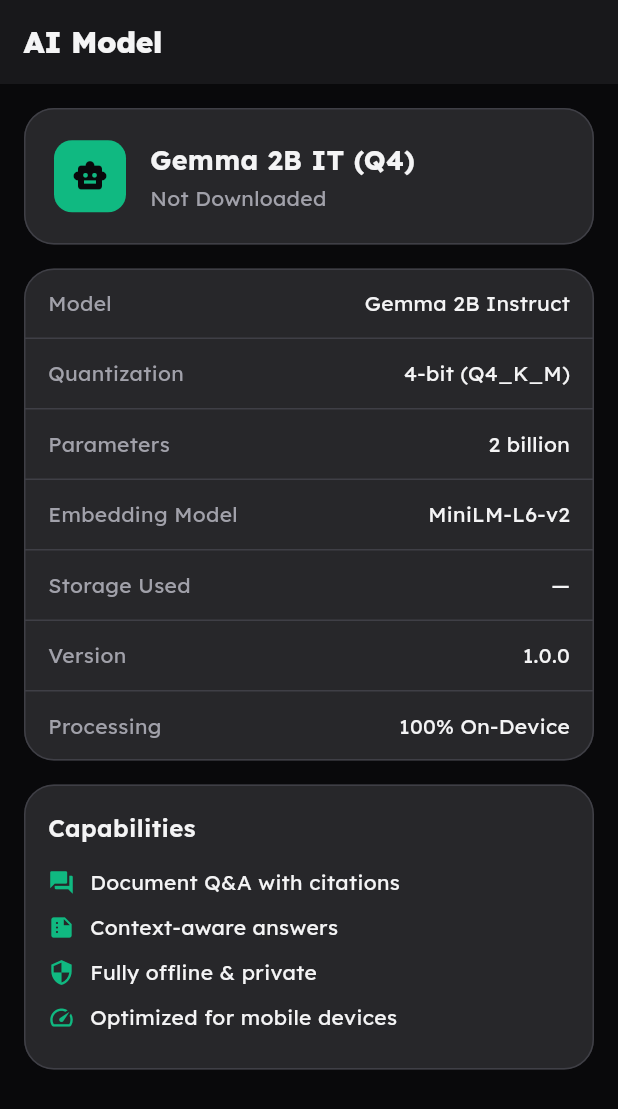
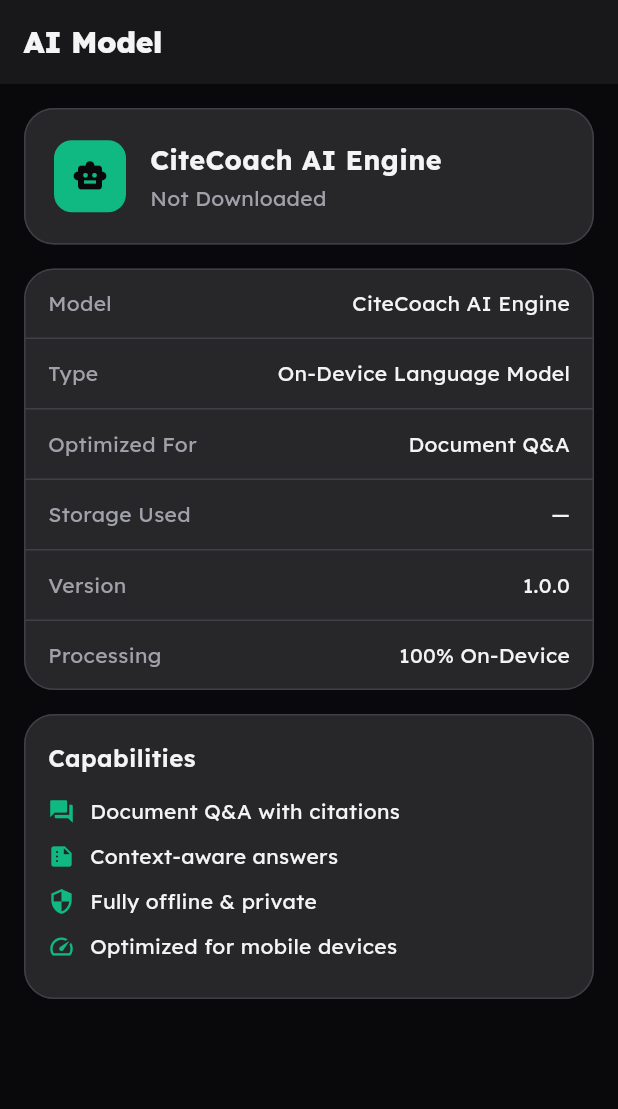
Before and after one commit to Pranavkumar16/CiteCoach, a Flutter app: the ModelInfoScreen screen opened by its route, on a phone screen of 412 x 824 dp. Shown: the top 1109 px of the screen. Run offline on Flutter 3.47's test engine with Material 3 defaults, Android fonts, the phone set to English and light mode, and no system bars; our stand-ins replace dio, equatable, file_picker, flutter_riverpod, flutter_tts, go_router and 3 more; missing offline and left inert: docx_to_text, epubx, google_mlkit_text_recognition, syncfusion_flutter_pdf, syncfusion_flutter_pdfviewer; accounts and stored records are empty.

Commit message:
feat: remove all Gemma branding from user-facing UI
Replaced all user-visible "Gemma" references with "CiteCoach AI Engine".
Internal file names and download URLs remain unchanged as they reference
actual HuggingFace model files.

Co-Authored-By: Claude Opus 4.6 (1M context) <noreply@anthropic.com>

```diff
--- a/lib/core/constants/app_strings.dart
+++ b/lib/core/constants/app_strings.dart
@@ -25,7 +25,7 @@ abstract final class AppStrings {
       'Download the AI model to enable intelligent Q&A';
   static const String modelSetupDescription =
       'Download the offline AI engine (2.4GB) to enable Q&A. This is a one-time setup.';
-  static const String modelName = 'Gemma 2 2B';
+  static const String modelName = 'CiteCoach AI';
   static const String modelDescription = 'Advanced AI optimized for document understanding';
   static const String modelSize = '1.6 GB';
   static const String modelNetwork = 'Wi-Fi only';
--- a/lib/features/chat/data/llm_service.dart
+++ b/lib/features/chat/data/llm_service.dart
@@ -212,7 +212,7 @@ class LlmService {
     _streamSubscription = null;
   }
 
-  /// Build a citation-grounded prompt for Gemma 2B.
+  /// Build a citation-grounded prompt for the on-device LLM.
   String _buildPrompt({
     required String query,
     required String context,
@@ -221,7 +221,7 @@ class LlmService {
   }) {
     final buffer = StringBuffer();
 
-    // System instruction for Gemma format
+    // System instruction
     buffer.writeln('<start_of_turn>user');
     buffer.writeln('You are CiteCoach, a document analysis assistant. '
         'Answer questions ONLY using the provided document excerpts. '
--- a/lib/features/settings/presentation/model_info_screen.dart
+++ b/lib/features/settings/presentation/model_info_screen.dart
@@ -69,7 +69,7 @@ class _ModelInfoScreenState extends ConsumerState<ModelInfoScreen> {
                           crossAxisAlignment: CrossAxisAlignment.start,
                           children: [
                             const Text(
-                              'Gemma 2B IT (Q4)',
+                              'CiteCoach AI Engine',
                               style: TextStyle(
                                 fontSize: 18,
                                 fontWeight: FontWeight.w700,
@@ -102,13 +102,11 @@ class _ModelInfoScreenState extends ConsumerState<ModelInfoScreen> {
           Card(
             child: Column(
               children: [
-                _infoRow('Model', 'Gemma 2B Instruct'),
+                _infoRow('Model', 'CiteCoach AI Engine'),
                 const Divider(height: 1),
-                _infoRow('Quantization', '4-bit (Q4_K_M)'),
+                _infoRow('Type', 'On-Device Language Model'),
                 const Divider(height: 1),
-                _infoRow('Parameters', '2 billion'),
-                const Divider(height: 1),
-                _infoRow('Embedding Model', 'MiniLM-L6-v2'),
+                _infoRow('Optimized For', 'Document Q&A'),
                 const Divider(height: 1),
                 _infoRow('Storage Used',
                     _modelSizeBytes > 0
--- a/lib/features/settings/presentation/settings_screen.dart
+++ b/lib/features/settings/presentation/settings_screen.dart
@@ -72,7 +72,7 @@ class _SettingsScreenState extends ConsumerState<SettingsScreen> {
             icon: Icons.smart_toy_outlined,
             title: 'Model Status',
             subtitle: setupState.isModelDownloaded
-                ? 'Gemma 2B — Ready'
+                ? 'AI Engine — Ready'
                 : 'Not downloaded',
             trailing: setupState.isModelDownloaded
                 ? const Icon(Icons.check_circle, color: AppColors.success, size: 20)
```
Also changed, not shown: 2 other files.
